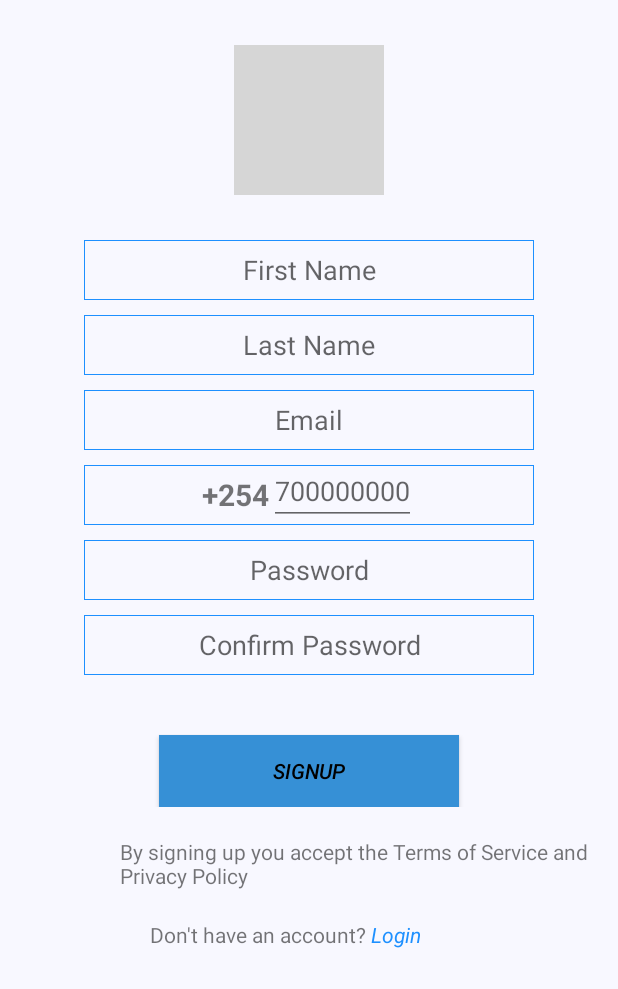
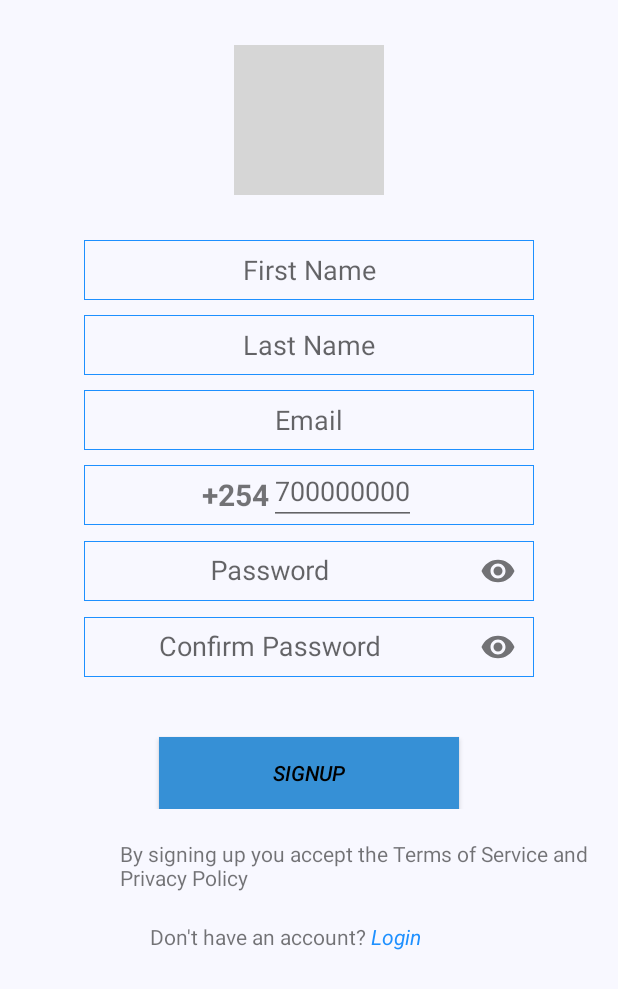
Before and after one commit to joshuakilaha/Canary_Camera, an Android app: the SignUp screen opened directly, with no data from a screen before it, on a phone screen of 412 x 824 dp. Shown: the top 989 px of the screen. Run offline under Robolectric (Android 15) with nearby library versions, the light colour scheme and no system bars; our stand-ins replace Volley; grey boxes are pictures that could not be loaded.

Commit message:
Added toggle visible password button

```diff
--- a/app/src/main/res/layout/activity_sign_up.xml
+++ b/app/src/main/res/layout/activity_sign_up.xml
@@ -65,9 +65,10 @@
                 android:layout_gravity="center"
                 android:layout_marginTop="10dp"
                 android:textAlignment="center"
+
                 android:background="@drawable/edittexts"
-                android:inputType="textEmailAddress"
-                android:hint="Email"/>
+android:inputType="textEmailAddress"
+            android:hint="Email"/>
 
       <LinearLayout
           android:layout_width="300dp"
@@ -99,6 +100,7 @@ android:id="@+id/country_code"
                   android:layout_width="wrap_content"
                   android:layout_height="match_parent"
                   android:layout_gravity="center"
+                  android:inputType="number"
                   android:hint="700000000"/>
 
 
@@ -108,27 +110,51 @@ android:id="@+id/country_code"
 
       </LinearLayout>
 
+
+        <com.google.android.material.textfield.TextInputLayout
+            android:layout_width="wrap_content"
+            android:layout_height="wrap_content"
+            android:layout_gravity="center"
+            android:gravity="center"
+            app:passwordToggleEnabled="true">
+
+
         <EditText
                 android:id="@+id/passWord"
                 android:layout_width="300dp"
                 android:layout_height="40dp"
                 android:layout_gravity="center"
+            android:gravity="center"
                 android:layout_marginTop="10dp"
                 android:textAlignment="center"
                 android:background="@drawable/edittexts"
                 android:inputType="textPassword"
                 android:hint="Password"/>
+        </com.google.android.material.textfield.TextInputLayout>
 
-        <EditText
+        <com.google.android.material.textfield.TextInputLayout
+            android:layout_width="wrap_content"
+            android:layout_height="wrap_content"
+            android:layout_gravity="center"
+            android:gravity="center"
+            app:passwordToggleEnabled="true">
+
+
+            <EditText
                 android:id="@+id/confirmPassword"
                 android:layout_width="300dp"
                 android:layout_height="40dp"
                 android:layout_gravity="center"
                 android:layout_marginTop="10dp"
                 android:textAlignment="center"
+                android:gravity="center"
                 android:background="@drawable/edittexts"
                 android:inputType="textPassword"
                 android:hint="Confirm Password"/>
+        </com.google.android.material.textfield.TextInputLayout>
+
+
+
     </LinearLayout>
 
 
```
Also changed, not shown: app/src/main/java/view/LoginScreen.java (+40 -9 lines), app/src/main/res/layout/activity_login_screen.xml (+17 -1 lines).
